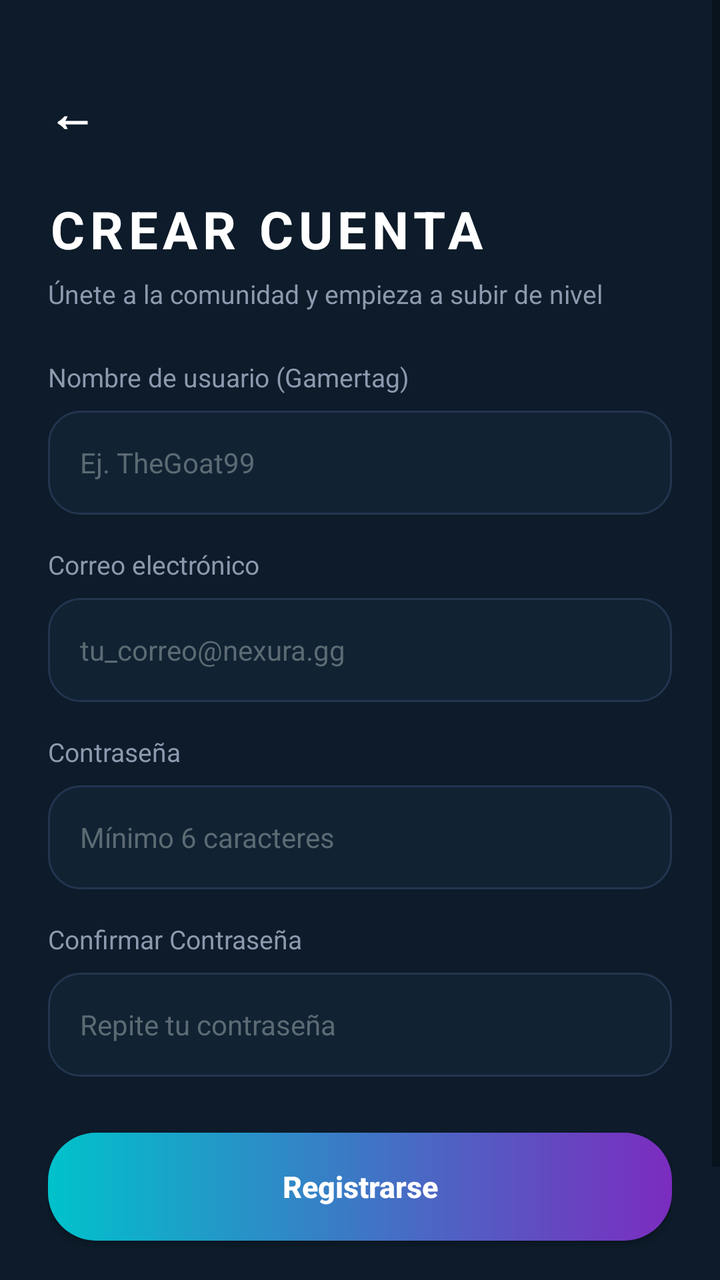
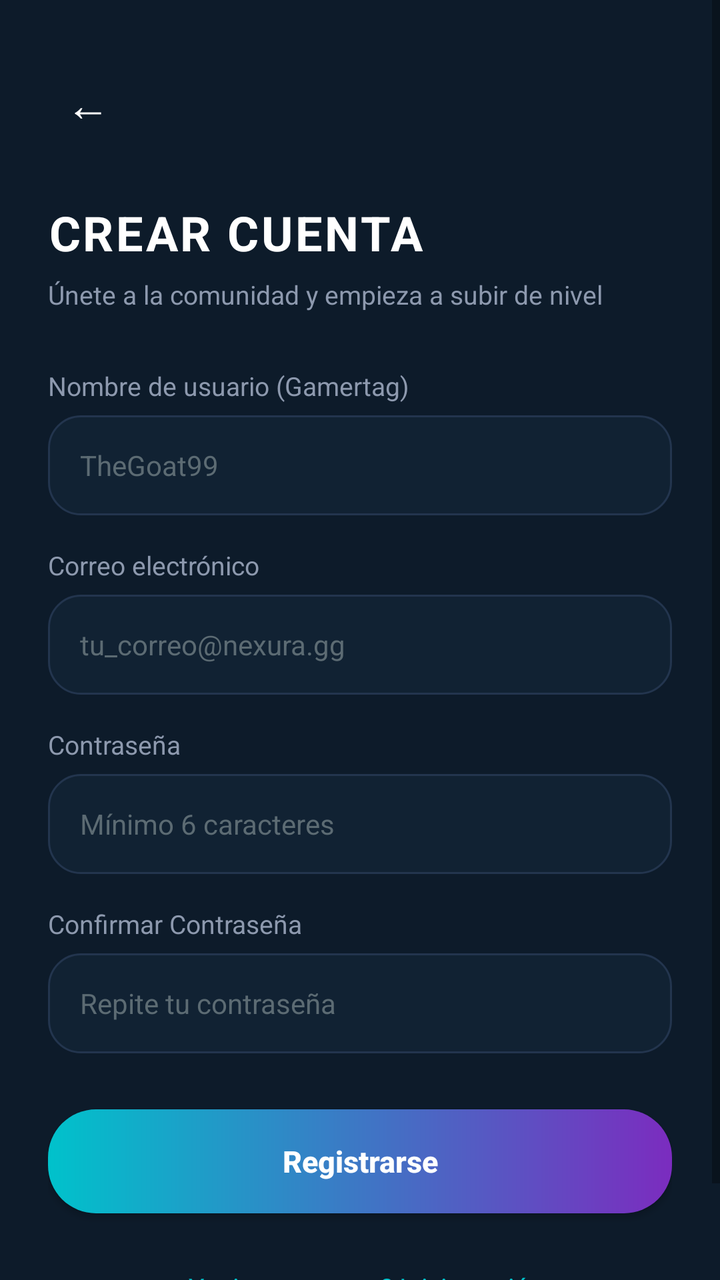

Screens rendered from an Android XML layout before and after an edit, with the pre-edit source and the edit as a unified diff.
<!-- AndroidManifest.xml: application theme Theme.Nexura -->
<!-- res/layout/activity_registro.xml -->
<?xml version="1.0" encoding="utf-8"?>
<ScrollView xmlns:android="http://schemas.android.com/apk/res/android"
    xmlns:app="http://schemas.android.com/apk/res-auto"
    xmlns:tools="http://schemas.android.com/tools"
    android:layout_width="match_parent"
    android:layout_height="match_parent"
    android:background="@color/bg_dark"
    android:fillViewport="true"
    tools:context=".ui.Registro">

    <androidx.constraintlayout.widget.ConstraintLayout
        android:layout_width="match_parent"
        android:layout_height="wrap_content"
        android:padding="24dp">

        <TextView
            android:id="@+id/btnBackRegister"
            android:layout_width="wrap_content"
            android:layout_height="wrap_content"
            android:layout_marginTop="16dp"
            android:text="←"
            android:textColor="@color/text_white"
            android:textSize="24sp"
            android:textStyle="bold"
            app:layout_constraintStart_toStartOf="parent"
            app:layout_constraintTop_toTopOf="parent" />

        <TextView
            android:id="@+id/tvRegisterTitle"
            android:layout_width="wrap_content"
            android:layout_height="wrap_content"
            android:layout_marginTop="24dp"
            android:text="CREAR CUENTA"
            android:textColor="@color/text_white"
            android:textSize="26sp"
            android:textStyle="bold"
            android:letterSpacing="0.1"
            app:layout_constraintStart_toStartOf="parent"
            app:layout_constraintTop_toBottomOf="@id/btnBackRegister" />

        <TextView
            android:id="@+id/tvRegisterSubtitle"
            android:layout_width="wrap_content"
            android:layout_height="wrap_content"
            android:layout_marginTop="6dp"
            android:text="Únete a la comunidad y empieza a subir de nivel"
            android:textColor="@color/text_gray"
            android:textSize="13sp"
            app:layout_constraintStart_toStartOf="parent"
            app:layout_constraintTop_toBottomOf="@id/tvRegisterTitle" />

        
        <TextView
            android:id="@+id/tvLabelUsername"
            android:layout_width="wrap_content"
            android:layout_height="wrap_content"
            android:layout_marginTop="24dp"
            android:text="Nombre de usuario (Gamertag)"
            android:textColor="@color/text_gray"
            android:textSize="13sp"
            app:layout_constraintStart_toStartOf="parent"
            app:layout_constraintTop_toBottomOf="@id/tvRegisterSubtitle" />

        <EditText
            android:id="@+id/etRegisterUsername"
            android:layout_width="0dp"
            android:layout_height="52dp"
            android:layout_marginTop="8dp"
            android:background="@drawable/input"
            android:hint="Ej. TheGoat99"
            android:inputType="textPersonName"
            android:paddingHorizontal="16dp"
            android:textColor="@color/text_white"
            android:textColorHint="@color/text_hint"
            android:textSize="14sp"
            app:layout_constraintEnd_toEndOf="parent"
            app:layout_constraintStart_toStartOf="parent"
            app:layout_constraintTop_toBottomOf="@id/tvLabelUsername" />

        
        <TextView
            android:id="@+id/tvLabelRegEmail"
            android:layout_width="wrap_content"
            android:layout_height="wrap_content"
            android:layout_marginTop="16dp"
            android:text="Correo electrónico"
            android:textColor="@color/text_gray"
            android:textSize="13sp"
            app:layout_constraintStart_toStartOf="parent"
            app:layout_constraintTop_toBottomOf="@id/etRegisterUsername" />

        <EditText
            android:id="@+id/etRegisterEmail"
            android:layout_width="0dp"
            android:layout_height="52dp"
            android:layout_marginTop="8dp"
            android:background="@drawable/input"
            android:hint="tu_correo@nexura.gg"
            android:inputType="textEmailAddress"
            android:paddingHorizontal="16dp"
            android:textColor="@color/text_white"
            android:textColorHint="@color/text_hint"
            android:textSize="14sp"
            app:layout_constraintEnd_toEndOf="parent"
            app:layout_constraintStart_toStartOf="parent"
            app:layout_constraintTop_toBottomOf="@id/tvLabelRegEmail" />

        
        <TextView
            android:id="@+id/tvLabelRegPass"
            android:layout_width="wrap_content"
            android:layout_height="wrap_content"
            android:layout_marginTop="16dp"
            android:text="Contraseña"
            android:textColor="@color/text_gray"
            android:textSize="13sp"
            app:layout_constraintStart_toStartOf="parent"
            app:layout_constraintTop_toBottomOf="@id/etRegisterEmail" />

        <EditText
            android:id="@+id/etRegisterPassword"
            android:layout_width="0dp"
            android:layout_height="52dp"
            android:layout_marginTop="8dp"
            android:background="@drawable/input"
            android:hint="Mínimo 6 caracteres"
            android:inputType="textPassword"
            android:paddingHorizontal="16dp"
            android:textColor="@color/text_white"
            android:textColorHint="@color/text_hint"
            android:textSize="14sp"
            app:layout_constraintEnd_toEndOf="parent"
            app:layout_constraintStart_toStartOf="parent"
            app:layout_constraintTop_toBottomOf="@id/tvLabelRegPass" />

        
        <TextView
            android:id="@+id/tvLabelConfirmPass"
            android:layout_width="wrap_content"
            android:layout_height="wrap_content"
            android:layout_marginTop="16dp"
            android:text="Confirmar Contraseña"
            android:textColor="@color/text_gray"
            android:textSize="13sp"
            app:layout_constraintStart_toStartOf="parent"
            app:layout_constraintTop_toBottomOf="@id/etRegisterPassword" />

        <EditText
            android:id="@+id/etConfirmPassword"
            android:layout_width="0dp"
            android:layout_height="52dp"
            android:layout_marginTop="8dp"
            android:background="@drawable/input"
            android:hint="Repite tu contraseña"
            android:inputType="textPassword"
            android:paddingHorizontal="16dp"
            android:textColor="@color/text_white"
            android:textColorHint="@color/text_hint"
            android:textSize="14sp"
            app:layout_constraintEnd_toEndOf="parent"
            app:layout_constraintStart_toStartOf="parent"
            app:layout_constraintTop_toBottomOf="@id/tvLabelConfirmPass" />

        
        <androidx.appcompat.widget.AppCompatButton
            android:id="@+id/btnDoRegister"
            android:layout_width="0dp"
            android:layout_height="54dp"
            android:layout_marginTop="28dp"
            android:background="@drawable/boton_gradiante"
            android:text="Registrarse"
            android:textAllCaps="false"
            android:textColor="@color/text_white"
            android:textSize="15sp"
            android:textStyle="bold"
            app:layout_constraintEnd_toEndOf="parent"
            app:layout_constraintStart_toStartOf="parent"
            app:layout_constraintTop_toBottomOf="@id/etConfirmPassword" />

        
        <TextView
            android:id="@+id/tvBackToLogin"
            android:layout_width="wrap_content"
            android:layout_height="wrap_content"
            android:layout_marginTop="24dp"
            android:layout_marginBottom="16dp"
            android:text="¿Ya tienes cuenta? Inicia Sesión"
            android:textColor="@color/neon_cyan"
            android:textSize="13sp"
            app:layout_constraintBottom_toBottomOf="parent"
            app:layout_constraintEnd_toEndOf="parent"
            app:layout_constraintStart_toStartOf="parent"
            app:layout_constraintTop_toBottomOf="@id/btnDoRegister" />

    </androidx.constraintlayout.widget.ConstraintLayout>
</ScrollView>
<!-- resources referenced by this layout -->
<resources>
  <color name="bg_dark">#0D1B2A</color>
  <color name="neon_cyan">#00C2CB</color>
  <color name="text_gray">#8D99AE</color>
  <color name="text_hint">#5C6B73</color>
  <color name="text_white">#FFFFFF</color>
  <!-- drawable boton_gradiante (drawable) -->
  <?xml version="1.0" encoding="utf-8"?>
  <shape xmlns:android="http://schemas.android.com/apk/res/android"
      android:shape="rectangle">
      <gradient
          android:startColor="#00C2CB"
          android:endColor="#7B2CBF"
          android:angle="0" />
      <corners android:radius="24dp" />
  </shape>
  <!-- drawable input (drawable) -->
  <?xml version="1.0" encoding="utf-8"?>
  <shape xmlns:android="http://schemas.android.com/apk/res/android"
      android:shape="rectangle">
      <solid android:color="@color/input_bg" />
      <stroke
          android:width="1dp"
          android:color="#23354E" />
      <corners android:radius="16dp" />
  </shape>
  <style name="Theme.Nexura" parent="Theme.MaterialComponents.DayNight.DarkActionBar">
          
          <item name="colorPrimary">@color/purple_500</item>
          <item name="colorPrimaryVariant">@color/purple_700</item>
          <item name="colorOnPrimary">@color/white</item>
          
          <item name="colorSecondary">@color/teal_200</item>
          <item name="colorSecondaryVariant">@color/teal_700</item>
          <item name="colorOnSecondary">@color/black</item>
          
          <item name="android:statusBarColor">?attr/colorPrimaryVariant</item>
          
      </style>
  <color name="input_bg">#112233</color>
  <color name="purple_500">#FF6200EE</color>
  <color name="purple_700">#FF3700B3</color>
  <color name="white">#FFFFFFFF</color>
  <color name="teal_200">#FF03DAC5</color>
  <color name="teal_700">#FF018786</color>
  <color name="black">#FF000000</color>
</resources>

<!-- the commit's change to res/layout/activity_registro.xml (unified diff, before → after) -->
@@ -11,30 +11,32 @@
     <androidx.constraintlayout.widget.ConstraintLayout
         android:layout_width="match_parent"
         android:layout_height="wrap_content"
-        android:padding="24dp">
+        android:paddingHorizontal="24dp"
+        android:paddingVertical="32dp">
 
+        
         <TextView
             android:id="@+id/btnBackRegister"
-            android:layout_width="wrap_content"
-            android:layout_height="wrap_content"
-            android:layout_marginTop="16dp"
+            android:layout_width="40dp"
+            android:layout_height="40dp"
+            android:gravity="center"
             android:text="←"
             android:textColor="@color/text_white"
-            android:textSize="24sp"
-            android:textStyle="bold"
+            android:textSize="22sp"
             app:layout_constraintStart_toStartOf="parent"
             app:layout_constraintTop_toTopOf="parent" />
 
+        
         <TextView
             android:id="@+id/tvRegisterTitle"
             android:layout_width="wrap_content"
             android:layout_height="wrap_content"
-            android:layout_marginTop="24dp"
+            android:layout_marginTop="28dp"
+            android:letterSpacing="0.05"
             android:text="CREAR CUENTA"
             android:textColor="@color/text_white"
-            android:textSize="26sp"
+            android:textSize="24sp"
             android:textStyle="bold"
-            android:letterSpacing="0.1"
             app:layout_constraintStart_toStartOf="parent"
             app:layout_constraintTop_toBottomOf="@id/btnBackRegister" />
 
@@ -51,10 +53,10 @@
 
         
         <TextView
-            android:id="@+id/tvLabelUsername"
+            android:id="@+id/lblRegisterUsername"
             android:layout_width="wrap_content"
             android:layout_height="wrap_content"
-            android:layout_marginTop="24dp"
+            android:layout_marginTop="28dp"
             android:text="Nombre de usuario (Gamertag)"
             android:textColor="@color/text_gray"
             android:textSize="13sp"
@@ -63,23 +65,21 @@
 
         <EditText
             android:id="@+id/etRegisterUsername"
-            android:layout_width="0dp"
-            android:layout_height="52dp"
-            android:layout_marginTop="8dp"
+            android:layout_width="match_parent"
+            android:layout_height="50dp"
+            android:layout_marginTop="6dp"
             android:background="@drawable/input"
-            android:hint="Ej. TheGoat99"
+            android:hint="TheGoat99"
             android:inputType="textPersonName"
             android:paddingHorizontal="16dp"
             android:textColor="@color/text_white"
             android:textColorHint="@color/text_hint"
             android:textSize="14sp"
-            app:layout_constraintEnd_toEndOf="parent"
-            app:layout_constraintStart_toStartOf="parent"
-            app:layout_constraintTop_toBottomOf="@id/tvLabelUsername" />
+            app:layout_constraintTop_toBottomOf="@id/lblRegisterUsername" />
 
         
         <TextView
-            android:id="@+id/tvLabelRegEmail"
+            android:id="@+id/lblRegisterEmail"
             android:layout_width="wrap_content"
             android:layout_height="wrap_content"
             android:layout_marginTop="16dp"
@@ -91,9 +91,9 @@
 
         <EditText
             android:id="@+id/etRegisterEmail"
-            android:layout_width="0dp"
-            android:layout_height="52dp"
-            android:layout_marginTop="8dp"
+            android:layout_width="match_parent"
+            android:layout_height="50dp"
+            android:layout_marginTop="6dp"
             android:background="@drawable/input"
             android:hint="tu_correo@nexura.gg"
             android:inputType="textEmailAddress"
@@ -101,13 +101,11 @@
             android:textColor="@color/text_white"
             android:textColorHint="@color/text_hint"
             android:textSize="14sp"
-            app:layout_constraintEnd_toEndOf="parent"
-            app:layout_constraintStart_toStartOf="parent"
-            app:layout_constraintTop_toBottomOf="@id/tvLabelRegEmail" />
+            app:layout_constraintTop_toBottomOf="@id/lblRegisterEmail" />
 
         
         <TextView
-            android:id="@+id/tvLabelRegPass"
+            android:id="@+id/lblRegisterPassword"
             android:layout_width="wrap_content"
             android:layout_height="wrap_content"
             android:layout_marginTop="16dp"
@@ -119,9 +117,9 @@
 
         <EditText
             android:id="@+id/etRegisterPassword"
-            android:layout_width="0dp"
-            android:layout_height="52dp"
-            android:layout_marginTop="8dp"
+            android:layout_width="match_parent"
+            android:layout_height="50dp"
+            android:layout_marginTop="6dp"
             android:background="@drawable/input"
             android:hint="Mínimo 6 caracteres"
             android:inputType="textPassword"
@@ -129,13 +127,11 @@
             android:textColor="@color/text_white"
             android:textColorHint="@color/text_hint"
             android:textSize="14sp"
-            app:layout_constraintEnd_toEndOf="parent"
-            app:layout_constraintStart_toStartOf="parent"
-            app:layout_constraintTop_toBottomOf="@id/tvLabelRegPass" />
+            app:layout_constraintTop_toBottomOf="@id/lblRegisterPassword" />
 
         
         <TextView
-            android:id="@+id/tvLabelConfirmPass"
+            android:id="@+id/lblConfirmPassword"
             android:layout_width="wrap_content"
             android:layout_height="wrap_content"
             android:layout_marginTop="16dp"
@@ -147,9 +143,9 @@
 
         <EditText
             android:id="@+id/etConfirmPassword"
-            android:layout_width="0dp"
-            android:layout_height="52dp"
-            android:layout_marginTop="8dp"
+            android:layout_width="match_parent"
+            android:layout_height="50dp"
+            android:layout_marginTop="6dp"
             android:background="@drawable/input"
             android:hint="Repite tu contraseña"
             android:inputType="textPassword"
@@ -157,15 +153,13 @@
             android:textColor="@color/text_white"
             android:textColorHint="@color/text_hint"
             android:textSize="14sp"
-            app:layout_constraintEnd_toEndOf="parent"
-            app:layout_constraintStart_toStartOf="parent"
-            app:layout_constraintTop_toBottomOf="@id/tvLabelConfirmPass" />
+            app:layout_constraintTop_toBottomOf="@id/lblConfirmPassword" />
 
         
         <androidx.appcompat.widget.AppCompatButton
             android:id="@+id/btnDoRegister"
-            android:layout_width="0dp"
-            android:layout_height="54dp"
+            android:layout_width="match_parent"
+            android:layout_height="52dp"
             android:layout_marginTop="28dp"
             android:background="@drawable/boton_gradiante"
             android:text="Registrarse"
@@ -173,18 +167,16 @@
             android:textColor="@color/text_white"
             android:textSize="15sp"
             android:textStyle="bold"
-            app:layout_constraintEnd_toEndOf="parent"
-            app:layout_constraintStart_toStartOf="parent"
             app:layout_constraintTop_toBottomOf="@id/etConfirmPassword" />
 
         
         <TextView
-            android:id="@+id/tvBackToLogin"
+            android:id="@+id/tvGoToLogin"
             android:layout_width="wrap_content"
             android:layout_height="wrap_content"
-            android:layout_marginTop="24dp"
-            android:layout_marginBottom="16dp"
-            android:text="¿Ya tienes cuenta? Inicia Sesión"
+            android:layout_marginTop="20dp"
+            android:padding="8dp"
+            android:text="¿Ya tienes cuenta? Inicia sesión"
             android:textColor="@color/neon_cyan"
             android:textSize="13sp"
             app:layout_constraintBottom_toBottomOf="parent"
